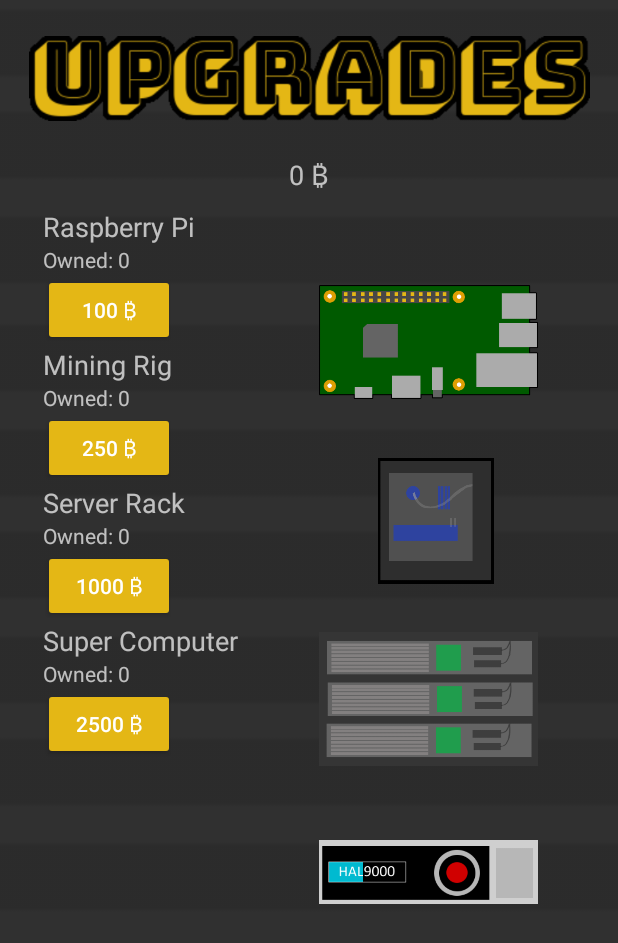
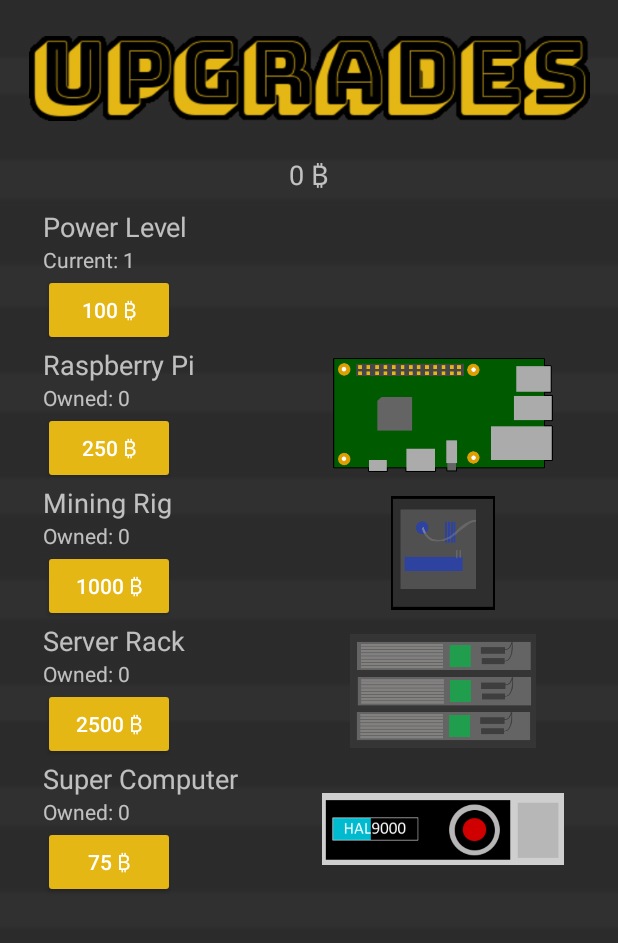
Before and after one commit to ImGonnaPuke/CyrptoClicker, an Android app: the screen it shows after launch (Upgrades), after a tap on "UPGRADES", on a phone screen of 412 x 824 dp. Shown: the top 943 px of the screen. Run offline under Robolectric (Android 15) with nearby library versions, the phone set to English and light mode, and no system bars.

Commit message:
Added click multiplier to upgrades. Re-enabled upgrade incrementer.

```diff
--- a/app/src/main/java/com/cryptoclicker/classified/cryptoclicker/MainActivity.java
+++ b/app/src/main/java/com/cryptoclicker/classified/cryptoclicker/MainActivity.java
@@ -25,9 +25,10 @@
     DatabaseHandler db = new DatabaseHandler (this);
     SQLiteDatabase database;
     double counter = 0;
+    int pwrClick = 1;
     public Button Up;
     long tInterval = 500;
-    Upgrades upgrades = new Upgrades();
+    Upgrades upgrades = new Upgrades();;
     public int rand;
 
     @Override
@@ -39,7 +40,6 @@
         ImageView backgroundimage = (ImageView) findViewById(R.id.background);
         Animation backgroundrotate = AnimationUtils.loadAnimation(this, R.anim.rotate);
         backgroundimage.startAnimation(backgroundrotate);
-        Achievements();
         saveGame();
         loadGame();
         Show();
@@ -48,7 +48,7 @@
         showValue = findViewById(R.id.Counter);
         handler.postDelayed(runnable, tInterval);
 
-
+       pwrClick = upgrades.getPower();
     }
 
     public Button savegame;
@@ -86,15 +86,9 @@
 
     public Button Ach;
 
-    public void Achievements(){
-        Ach =  findViewById(R.id.achi);
-        Ach.setOnClickListener(new View.OnClickListener() {
-            @Override
-            public void onClick(View view) {
-                Intent why1 = new Intent(MainActivity.this, Achievements.class);
-                startActivity(why1);
-            }
-        });
+    public void Achievements(View view){
+        Intent why1 = new Intent(MainActivity.this, Achievements.class);
+        startActivity(why1);
     }
 
 
@@ -122,7 +116,7 @@
 
     public Button show1;
     public void Show(){
-        show1 =  findViewById(R.id.show);
+       show1 = findViewById(R.id.show);
        show1.setOnClickListener(new View.OnClickListener() {
             @Override
             public void onClick(View view) {
@@ -162,7 +156,7 @@
         */
 
     public void test(View view){
-        counter ++;
+        counter += pwrClick;
         playSound();
         showValue.setText(Integer.toString((int) counter)+ " BTC");
 
@@ -174,8 +168,7 @@
     private Runnable runnable = new Runnable() {
         @Override
         public void run() {
-        //    increment();
-
+            increment();
             handler.postDelayed(this, tInterval);
 
         }
@@ -205,6 +198,7 @@
         if (requestCode == 1) {
             if(resultCode == RESULT_OK) {
                 counter = data.getDoubleExtra("coins", counter);
+                pwrClick = data.getIntExtra("power", pwrClick);
                 showValue.setText(Integer.toString((int) counter)+ " BTC");
             }
         }
--- a/app/src/main/java/com/cryptoclicker/classified/cryptoclicker/Upgrades.java
+++ b/app/src/main/java/com/cryptoclicker/classified/cryptoclicker/Upgrades.java
@@ -14,10 +14,10 @@
 
     private static int upgrade[] = new int[] {0,0,0,0}; // usb stick, mining rig, server rack, supercomputer
     private static double gain[] = new double[] {0.01, 0.1, 1, 10};
-    private static double price[] = new double[] {100, 250, 1000, 2500};
+    private static double price[] = new double[] {100, 250, 1000, 2500, 75};
     private static int power = 1;
-    private static TextView ug[] = new TextView[4];
-    private static Button buy[] = new Button[4];
+    private static TextView ug[] = new TextView[5];
+    private static Button buy[] = new Button[5];
     private static TextView funds;
 
     private double coins;
@@ -39,14 +39,16 @@
         imageView3.startAnimation(pulse);
         imageView4.startAnimation(pulse);
         coins = getIntent().getDoubleExtra("coins",0);
-        ug[0] = findViewById(R.id.ug0);
+        ug[0] = findViewById(R.id.ugP);
         ug[1] = findViewById(R.id.ug1);
         ug[2] = findViewById(R.id.ug2);
         ug[3] = findViewById(R.id.ug3);
-        buy[0] = findViewById(R.id.ug0buy);
+        ug[4] = findViewById(R.id.ug4);
+        buy[0] = findViewById(R.id.ugPbuy);
         buy[1] = findViewById(R.id.ug1buy);
         buy[2] = findViewById(R.id.ug2buy);
         buy[3] = findViewById(R.id.ug3buy);
+        buy[4] = findViewById(R.id.ug4buy);
         init();
         funds = findViewById(R.id.ugFunds);
         funds.setText(Integer.toString((int) coins)+" \u20BF");
@@ -57,20 +59,27 @@
 
     public Upgrades(int items[], int pLevel) {
         for (int i=0; i < items.length; i++) {
-            price[i] *= items[i] * 1.3;
+            price[i+1] *= items[i] * 1.3;
             upgrade[i] = items[i];
         }
-        power = (pLevel > 1) ? pLevel : 1;
+        if (pLevel > 1) {
+            power = pLevel;
+            price[0] *= (power-1) * 1.7;
+        }
     }
 
     private void init() {
-        for (int i=0; i < upgrade.length; i++) {
+        for (int i=0; i < upgrade.length;) {
             String ugText = "Owned: "+upgrade[i];
+            i++;
             String buyText = Integer.toString((int)price[i])+" \u20BF";
             ug[i].setText(ugText);
             buy[i].setText(buyText);
         }
+        ug[0].setText("Current: "+power);
+        buy[0].setText(Integer.toString((int)price[0])+" \u20BF");
     }
+
     public double cycle() {
         double coins = 0.0;
         for (int i=0; i < upgrade.length; i++) {
@@ -82,7 +91,7 @@
     public void buyUpgrade(View view) {
         int item = 0;
         switch (view.getId()) {
-            case R.id.ug0buy:
+            case R.id.ugPbuy:
                 item = 0;
                 break;
             case R.id.ug1buy:
@@ -94,23 +103,35 @@
             case R.id.ug3buy:
                 item = 3;
                 break;
+            case R.id.ug4buy:
+                item = 4;
+                break;
         }
         if (coins - price[item] > 0) {
             coins -= price[item];
-            upgrade[item]++;
-            price[item] *= 1.3;
+            if (item == 0) {
+                power++;
+            } else {
+                upgrade[item - 1]++;
+            }
+            price[item] *= (item == 0) ? 1.7 : 1.3;
         }
-        String ugText = "Owned: "+upgrade[item];
+        String ugText = (item == 0) ? "Current: "+power : "Owned: "+upgrade[item-1];
         String buyText = Integer.toString((int)price[item])+" \u20BF";
         ug[item].setText(ugText);
         buy[item].setText(buyText);
         funds.setText(Integer.toString((int) coins)+" \u20BF");
     }
 
+   public int getPower() {
+        return power;
+    }
+
     @Override
     public void onBackPressed() {
         Intent intent = new Intent();
         intent.putExtra("coins", coins);
+        intent.putExtra("power", power);
         setResult(RESULT_OK, intent);
         finish();
     }
--- a/app/src/main/res/layout/activity_main.xml
+++ b/app/src/main/res/layout/activity_main.xml
@@ -56,6 +56,7 @@
         android:layout_width="wrap_content"
         android:layout_height="wrap_content"
         android:fontFamily="@font/rubik"
+        android:onClick="Achievements"
         android:text="Achievements"
         app:layout_constraintBottom_toBottomOf="parent"
         app:layout_constraintEnd_toStartOf="@+id/upgrades"
--- a/app/src/main/res/layout/activity_upgrades.xml
+++ b/app/src/main/res/layout/activity_upgrades.xml
@@ -5,26 +5,30 @@
     android:layout_width="match_parent"
     android:layout_height="match_parent"
     tools:context="com.cryptoclicker.classified.cryptoclicker.Upgrades">
+
     <ImageView
         android:id="@+id/background2"
         android:layout_width="1000dp"
         android:layout_height="1000dp"
-        android:layout_marginBottom="8dp"
+        android:layout_marginBottom="32dp"
         android:layout_marginEnd="8dp"
         android:layout_marginStart="8dp"
         android:layout_marginTop="8dp"
         app:layout_constraintBottom_toBottomOf="parent"
         app:layout_constraintEnd_toEndOf="parent"
+        app:layout_constraintHorizontal_bias="0.4"
         app:layout_constraintStart_toStartOf="parent"
         app:layout_constraintTop_toTopOf="parent"
         app:srcCompat="@drawable/background2" />
+
     <ScrollView
         android:id="@+id/scrollView2"
         android:layout_width="355dp"
-        android:layout_height="427dp"
+        android:layout_height="0dp"
         android:layout_marginEnd="8dp"
         android:layout_marginStart="8dp"
         android:layout_marginTop="104dp"
+        app:layout_constraintBottom_toBottomOf="parent"
         app:layout_constraintEnd_toEndOf="parent"
         app:layout_constraintStart_toStartOf="parent"
         app:layout_constraintTop_toTopOf="parent">
@@ -65,6 +69,46 @@
                     android:orientation="vertical">
 
                     <TextView
+                        android:id="@+id/textView"
+                        android:layout_width="match_parent"
+                        android:layout_height="wrap_content"
+                        android:text="Power Level"
+                        android:textSize="18sp" />
+
+                    <TextView
+                        android:id="@+id/ugP"
+                        android:layout_width="match_parent"
+                        android:layout_height="wrap_content"
+                        android:text="Current" />
+                </LinearLayout>
+
+                <Button
+                    android:id="@+id/ugPbuy"
+                    android:layout_width="wrap_content"
+                    android:layout_height="wrap_content"
+                    android:layout_weight="1"
+                    android:backgroundTint="@color/splashscreen"
+                    android:onClick="buyUpgrade"
+                    android:text="Upgrade" />
+            </LinearLayout>
+
+            <LinearLayout
+                android:layout_width="match_parent"
+                android:layout_height="match_parent"
+                android:orientation="vertical">
+
+                <LinearLayout
+                    android:layout_width="match_parent"
+                    android:layout_height="match_parent"
+                    android:orientation="horizontal">
+
+                    <LinearLayout
+                        android:layout_width="match_parent"
+                        android:layout_height="match_parent"
+                        android:layout_weight="1"
+                        android:orientation="vertical">
+
+                        <TextView
                             android:id="@+id/textView10"
                             android:layout_width="match_parent"
                             android:layout_height="wrap_content"
@@ -72,14 +116,13 @@
                             android:textSize="18sp" />
 
                         <TextView
-                        android:id="@+id/ug0"
+                            android:id="@+id/ug1"
                             android:layout_width="match_parent"
                             android:layout_height="wrap_content"
                             android:text="Owned" />
-                </LinearLayout>
 
                         <Button
-                    android:id="@+id/ug0buy"
+                            android:id="@+id/ug1buy"
                             android:layout_width="wrap_content"
                             android:layout_height="wrap_content"
                             android:layout_weight="1"
@@ -88,14 +131,40 @@
                             android:text="Buy" />
                     </LinearLayout>
 
+                    <ImageView
+                        android:id="@+id/pi"
+                        android:layout_width="match_parent"
+                        android:layout_height="76dp"
+                        android:layout_marginBottom="8dp"
+                        android:layout_marginEnd="8dp"
+                        android:layout_marginStart="8dp"
+                        android:layout_marginTop="8dp"
+                        android:layout_weight="1"
+                        app:layout_constraintBottom_toBottomOf="parent"
+                        app:layout_constraintEnd_toEndOf="parent"
+                        app:layout_constraintHorizontal_bias="0.819"
+                        app:layout_constraintStart_toStartOf="parent"
+                        app:layout_constraintTop_toTopOf="parent"
+                        app:layout_constraintVertical_bias="0.241"
+                        app:srcCompat="@drawable/pi" />
+                </LinearLayout>
+
+            </LinearLayout>
+
             <LinearLayout
                 android:layout_width="match_parent"
                 android:layout_height="match_parent"
                 android:orientation="vertical">
 
                 <LinearLayout
-                    android:layout_width="280dp"
+                    android:layout_width="match_parent"
                     android:layout_height="match_parent"
+                    android:orientation="horizontal">
+
+                    <LinearLayout
+                        android:layout_width="match_parent"
+                        android:layout_height="match_parent"
+                        android:layout_weight="1"
                         android:orientation="vertical">
 
                         <TextView
@@ -106,46 +175,10 @@
                             android:textSize="18sp" />
 
                         <TextView
-                        android:id="@+id/ug1"
-                        android:layout_width="match_parent"
-                        android:layout_height="wrap_content"
-                        android:text="Owned" />
-                </LinearLayout>
-
-                <Button
-                    android:id="@+id/ug1buy"
-                    android:layout_width="wrap_content"
-                    android:layout_height="wrap_content"
-                    android:layout_weight="1"
-                    android:backgroundTint="@color/splashscreen"
-                    android:onClick="buyUpgrade"
-                    android:text="Buy" />
-
-            </LinearLayout>
-
-            <LinearLayout
-                android:layout_width="match_parent"
-                android:layout_height="match_parent"
-                android:orientation="vertical">
-
-                <LinearLayout
-                    android:layout_width="280dp"
-                    android:layout_height="match_parent"
-                    android:orientation="vertical">
-
-                    <TextView
-                        android:id="@+id/textView14"
-                        android:layout_width="match_parent"
-                        android:layout_height="wrap_content"
-                        android:text="Server Rack"
-                        android:textSize="18sp" />
-
-                    <TextView
                             android:id="@+id/ug2"
                             android:layout_width="match_parent"
                             android:layout_height="wrap_content"
                             android:text="Owned" />
-                </LinearLayout>
 
                         <Button
                             android:id="@+id/ug2buy"
@@ -158,14 +191,100 @@
 
                     </LinearLayout>
 
+                    <ImageView
+                        android:id="@+id/rig"
+                        android:layout_width="match_parent"
+                        android:layout_height="76dp"
+                        android:layout_marginBottom="8dp"
+                        android:layout_marginEnd="8dp"
+                        android:layout_marginStart="8dp"
+                        android:layout_marginTop="8dp"
+                        android:layout_weight="1"
+                        app:layout_constraintBottom_toBottomOf="parent"
+                        app:layout_constraintEnd_toEndOf="parent"
+                        app:layout_constraintHorizontal_bias="0.826"
+                        app:layout_constraintStart_toStartOf="parent"
+                        app:layout_constraintTop_toTopOf="parent"
+                        app:layout_constraintVertical_bias="0.411"
+                        app:srcCompat="@drawable/rig" />
+
+                </LinearLayout>
+
+            </LinearLayout>
+
             <LinearLayout
                 android:layout_width="match_parent"
                 android:layout_height="match_parent"
                 android:orientation="vertical">
 
                 <LinearLayout
-                    android:layout_width="280dp"
+                    android:layout_width="match_parent"
                     android:layout_height="match_parent"
+                    android:orientation="horizontal">
+
+                    <LinearLayout
+                        android:layout_width="match_parent"
+                        android:layout_height="match_parent"
+                        android:layout_weight="1"
+                        android:orientation="vertical">
+
+                        <TextView
+                            android:id="@+id/textView14"
+                            android:layout_width="match_parent"
+                            android:layout_height="wrap_content"
+                            android:text="Server Rack"
+                            android:textSize="18sp" />
+
+                        <TextView
+                            android:id="@+id/ug3"
+                            android:layout_width="match_parent"
+                            android:layout_height="wrap_content"
+                            android:text="Owned" />
+
+                        <Button
+                            android:id="@+id/ug3buy"
+                            android:layout_width="wrap_content"
+                            android:layout_height="wrap_content"
+                            android:layout_weight="1"
+                            android:backgroundTint="@color/splashscreen"
+                            android:onClick="buyUpgrade"
+                            android:text="Buy" />
+                    </LinearLayout>
+
+                    <ImageView
+                        android:id="@+id/server"
+                        android:layout_width="wrap_content"
+                        android:layout_height="76dp"
+                        android:layout_marginBottom="8dp"
+                        android:layout_marginEnd="8dp"
+                        android:layout_marginStart="8dp"
+                        android:layout_marginTop="8dp"
+                        android:layout_weight="1"
+                        app:layout_constraintBottom_toBottomOf="parent"
+                        app:layout_constraintEnd_toEndOf="parent"
+                        app:layout_constraintHorizontal_bias="0.819"
+                        app:layout_constraintStart_toStartOf="parent"
+                        app:layout_constraintTop_toTopOf="parent"
+                        app:layout_constraintVertical_bias="0.576"
+                        app:srcCompat="@drawable/server" />
+                </LinearLayout>
+
+            </LinearLayout>
+
+            <LinearLayout
+                android:layout_width="match_parent"
+                android:layout_height="match_parent"
+                android:orientation="vertical">
+
+                <LinearLayout
+                    android:layout_width="match_parent"
+                    android:layout_height="match_parent"
+                    android:orientation="horizontal">
+
+                    <LinearLayout
+                        android:layout_width="match_parent"
+                        android:layout_height="match_parent"
+                        android:layout_weight="1"
                         android:orientation="vertical">
 
                         <TextView
@@ -176,20 +295,38 @@
                             android:textSize="18sp" />
 
                         <TextView
-                        android:id="@+id/ug3"
+                            android:id="@+id/ug4"
                             android:layout_width="match_parent"
                             android:layout_height="wrap_content"
                             android:text="Owned" />
-                </LinearLayout>
 
                         <Button
-                    android:id="@+id/ug3buy"
+                            android:id="@+id/ug4buy"
                             android:layout_width="wrap_content"
                             android:layout_height="wrap_content"
                             android:layout_weight="1"
                             android:backgroundTint="@color/splashscreen"
                             android:onClick="buyUpgrade"
                             android:text="Buy" />
+                    </LinearLayout>
+
+                    <ImageView
+                        android:id="@+id/supercomp"
+                        android:layout_width="match_parent"
+                        android:layout_height="76dp"
+                        android:layout_marginBottom="8dp"
+                        android:layout_marginEnd="8dp"
+                        android:layout_marginStart="8dp"
+                        android:layout_marginTop="8dp"
+                        android:layout_weight="1"
+                        app:layout_constraintBottom_toBottomOf="parent"
+                        app:layout_constraintEnd_toEndOf="parent"
+                        app:layout_constraintHorizontal_bias="0.819"
+                        app:layout_constraintStart_toStartOf="parent"
+                        app:layout_constraintTop_toTopOf="parent"
+                        app:layout_constraintVertical_bias="0.738"
+                        app:srcCompat="@drawable/supercomp" />
+                </LinearLayout>
 
             </LinearLayout>
 
@@ -210,68 +347,4 @@
         app:layout_constraintTop_toTopOf="parent"
         app:srcCompat="@drawable/upgrades" />
 
-    <ImageView
-        android:id="@+id/pi"
-        android:layout_width="146dp"
-        android:layout_height="97dp"
-        android:layout_marginBottom="8dp"
-        android:layout_marginEnd="8dp"
-        android:layout_marginStart="8dp"
-        android:layout_marginTop="8dp"
-        app:layout_constraintBottom_toBottomOf="parent"
-        app:layout_constraintEnd_toEndOf="parent"
-        app:layout_constraintHorizontal_bias="0.819"
-        app:layout_constraintStart_toStartOf="parent"
-        app:layout_constraintTop_toTopOf="parent"
-        app:layout_constraintVertical_bias="0.241"
-        app:srcCompat="@drawable/pi" />
-
-    <ImageView
-        android:id="@+id/rig"
-        android:layout_width="136dp"
-        android:layout_height="84dp"
-        android:layout_marginBottom="8dp"
-        android:layout_marginEnd="8dp"
-        android:layout_marginStart="8dp"
-        android:layout_marginTop="8dp"
-        app:layout_constraintBottom_toBottomOf="parent"
-        app:layout_constraintEnd_toEndOf="parent"
-        app:layout_constraintHorizontal_bias="0.826"
-        app:layout_constraintStart_toStartOf="parent"
-        app:layout_constraintTop_toTopOf="parent"
-        app:layout_constraintVertical_bias="0.411"
-        app:srcCompat="@drawable/rig" />
-
-    <ImageView
-        android:id="@+id/server"
-        android:layout_width="146dp"
-        android:layout_height="97dp"
-        android:layout_marginBottom="8dp"
-        android:layout_marginEnd="8dp"
-        android:layout_marginStart="8dp"
-        android:layout_marginTop="8dp"
-        app:layout_constraintBottom_toBottomOf="parent"
-        app:layout_constraintEnd_toEndOf="parent"
-        app:layout_constraintHorizontal_bias="0.819"
-        app:layout_constraintStart_toStartOf="parent"
-        app:layout_constraintTop_toTopOf="parent"
-        app:layout_constraintVertical_bias="0.576"
-        app:srcCompat="@drawable/server" />
-
-    <ImageView
-        android:id="@+id/supercomp"
-        android:layout_width="146dp"
-        android:layout_height="97dp"
-        android:layout_marginBottom="8dp"
-        android:layout_marginEnd="8dp"
-        android:layout_marginStart="8dp"
-        android:layout_marginTop="8dp"
-        app:layout_constraintBottom_toBottomOf="parent"
-        app:layout_constraintEnd_toEndOf="parent"
-        app:layout_constraintHorizontal_bias="0.819"
-        app:layout_constraintStart_toStartOf="parent"
-        app:layout_constraintTop_toTopOf="parent"
-        app:layout_constraintVertical_bias="0.738"
-        app:srcCompat="@drawable/supercomp" />
-
 </android.support.constraint.ConstraintLayout>
```
Lines whose indentation alone changed are shown as unchanged.
